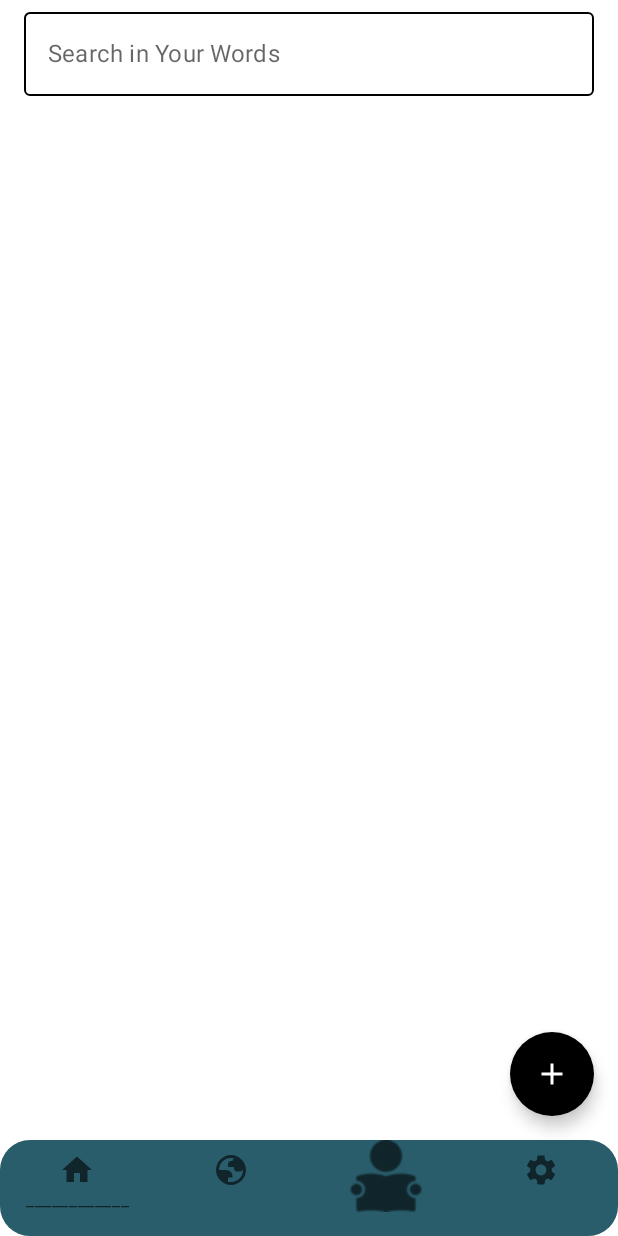
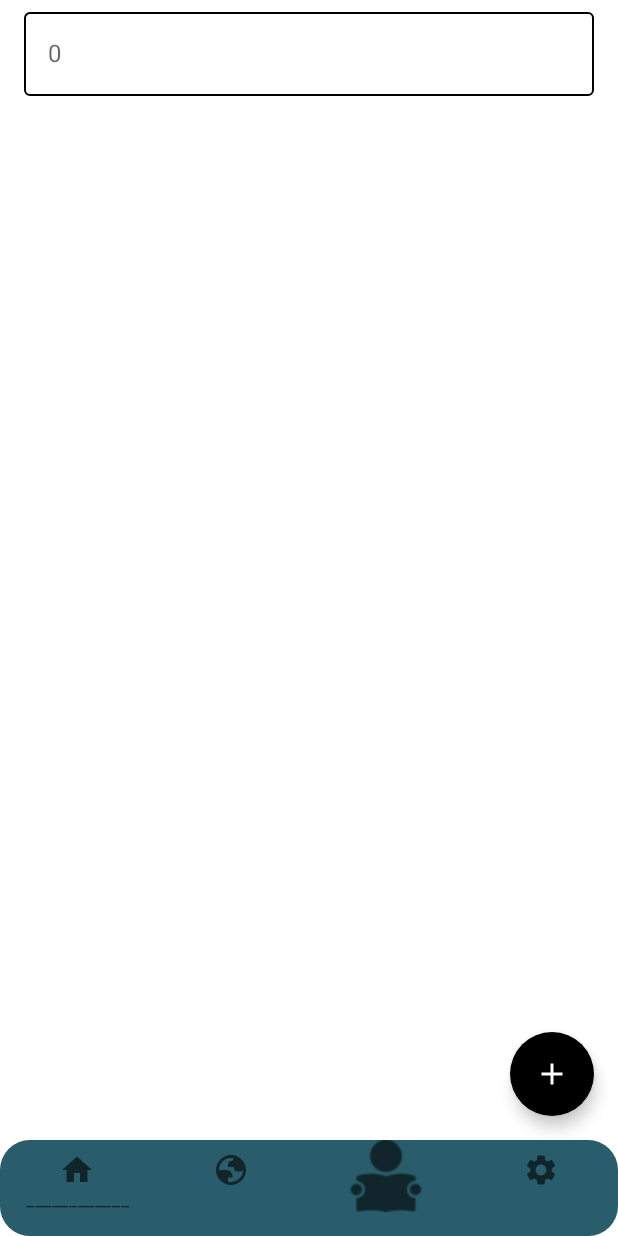
Before and after one commit to mbbcn05/WordCard, an Android app built with Jetpack Compose: the composable BottomNav shown on its own in the app's theme, on a phone screen of 412 x 824 dp. Run offline under Robolectric (Android 15) with nearby library versions, the phone set to English and light mode, and no system bars; our stand-ins replace Firebase (no records; nobody signed in at launch, a user with empty details on screens opened directly).

Commit message:
new compose trainings

```diff
--- a/app/src/main/java/com/babacan05/wordcard/presentation/card/BottomNav.kt
+++ b/app/src/main/java/com/babacan05/wordcard/presentation/card/BottomNav.kt
@@ -166,7 +166,7 @@ fun HomeScreen(viewModel: CardViewModel, navController: NavHostController, state
                         searchQuery = it
                     },
                     singleLine = true,
-                    label = { Text("Search in Your Words") },
+                    label = { Text(offset.value.toString()) },
                     modifier = Modifier.fillMaxWidth()
                 )
             }
```
